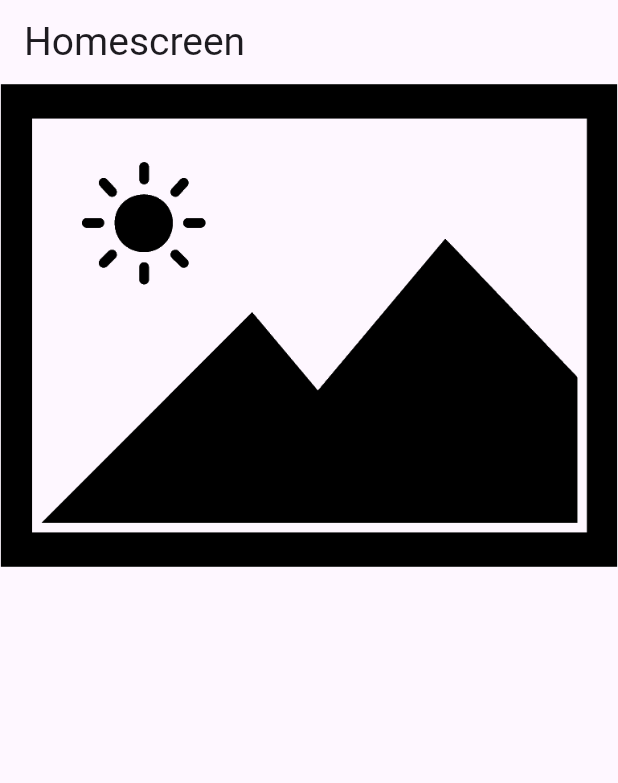
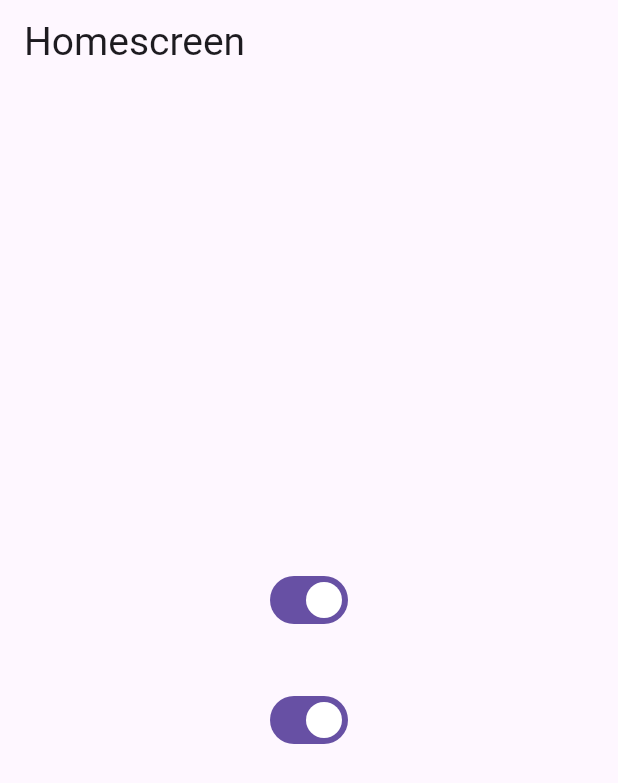
Before and after one commit to ZvonimirBabic/plantpal, a Flutter app: the screen it shows after launch, on a phone screen of 412 x 824 dp. Shown: the top 783 px of the screen. Run offline on Flutter 3.47's test engine with Material 3 defaults, Android fonts, the phone set to English and light mode, and no system bars; our stand-ins replace flutter_screenutil, get, get_storage, google_fonts; Roboto replaces fonts that are missing (Asap).

Commit message:
Add: Example for reactive widget

```diff
--- a/analysis_options.yaml
+++ b/analysis_options.yaml
@@ -118,4 +118,3 @@ linter:
     - avoid_bool_literals_in_conditional_expressions
     - avoid_function_literals_in_foreach_calls
     - cast_nullable_to_non_nullable
-    - avoid_types_on_closure_parameters
--- a/lib/utils/navigation/pages.dart
+++ b/lib/utils/navigation/pages.dart
@@ -1,5 +1,6 @@
 import 'package:get/get.dart';
 
+import '../../views/home/home_bindings.dart';
 import '../../views/home/home_screen.dart';
 import 'routes.dart';
 
@@ -7,5 +8,6 @@ final pages = [
   GetPage(
     name: PlantPalRoutes.homeScreen,
     page: HomeScreen.new,
+    binding: HomeBinding(),
   ),
 ];
--- a/lib/views/home/home_controller.dart
+++ b/lib/views/home/home_controller.dart
@@ -10,7 +10,18 @@ class HomeController extends GetxController {
   }
 
   /// Variables
-  final bool testVariable = true;
+
+  /// UI update example, RX = Reactive = Reacts to change and updates UI
+  final RxBool testUI = RxBool(true);
+
+  /// Ako želite, možete raditi gettere i settere za RX varijable, ali nije potrebno
+  /// ovo je samo ljepše izgleda u VIEW jer ne morate pisati .value nego samo koristite kao normalnu varijablu.
+  /// Imate oba primjera u view
+  bool get testUIGetter => testUI.value;
+
+  set testUISetter(bool value) {
+    testUI.value = value;
+  }
 
   /// Functions
   void testFunction() {}
--- a/lib/views/home/home_screen.dart
+++ b/lib/views/home/home_screen.dart
@@ -1,7 +1,6 @@
 import 'package:flutter/material.dart';
 import 'package:get/get.dart';
 
-import '../../assets/assets.dart';
 import 'home_controller.dart';
 
 class HomeScreen extends GetView<HomeController> {
@@ -12,6 +11,42 @@ class HomeScreen extends GetView<HomeController> {
         appBar: AppBar(
           title: const Text('Homescreen'),
         ),
-        body: Image.asset(PlantPalAssets.placeholderPNG),
+        body: Center(
+          child: Column(
+            mainAxisAlignment: MainAxisAlignment.center,
+            children: [
+              /// Ako želimo da se widget update-a sa reaktivnom varijablom iz kontrolera/servia moramo ga wrappati u OBX
+              /// Npr. Obx( () => Widget )
+              /// Primjer bez gettera i settera
+              Obx(
+                () => Switch(
+                  value: controller.testUI.value,
+                  onChanged: (bool value) {
+                    controller.testUI.value = value;
+                  },
+                ),
+              ),
+              const SizedBox(height: 32),
+
+              /// Primjer sa getterom i setterom
+              Obx(
+                () => Switch(
+                  value: controller.testUIGetter,
+                  onChanged: (bool value) {
+                    controller.testUISetter = value;
+                  },
+                ),
+              ),
+            ],
+          ),
+        ),
       );
 }
+
+/// UPUTE:
+/// Sa GetX-om se skoro pa uopće ne koriste StatefulWidget.
+/// Ako trebate upravljati stateom za update UI-a koristite GetView i on se veže na svoj kontroller -> MVC arhitektura
+/// U pravilu se koristi 1 view za 1 kontroller osim ako nisu usko povezani, a želite izdvojiti dio.
+
+/// Za navigaciju se koristi Get.to ili Get.toNamed, s obzirom da koristimo named routes koristimo Get.toNamed(PlantPalRoutes.homeScreen)
+/// Ostalo za GetX možete pročitati u dokumentaciji na pub.devu ( što su bindingsi, lokalizacija, middleware...)
```
